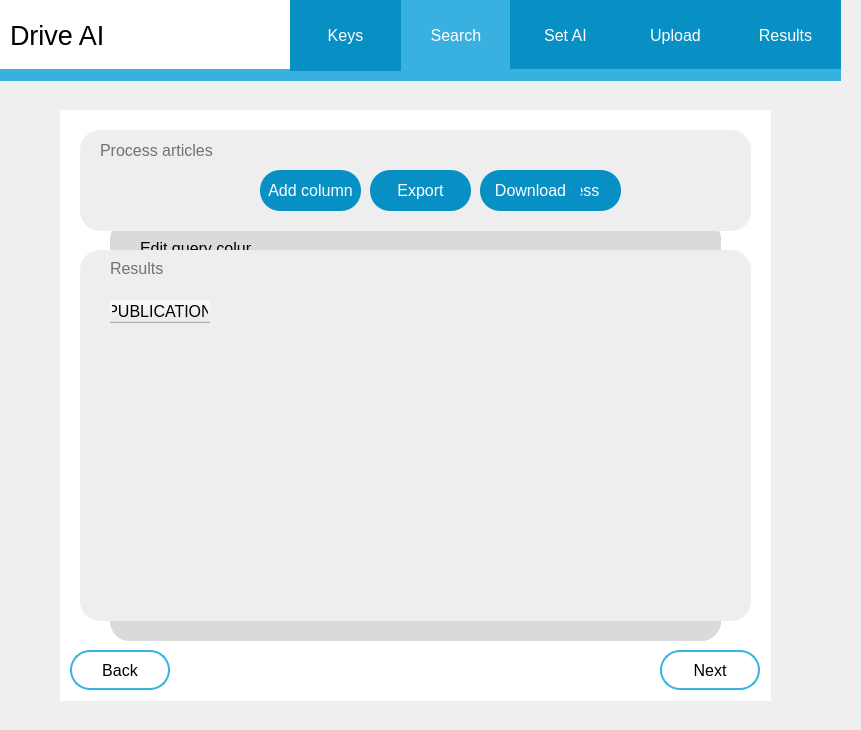
Old version of the form modules/GUI/GUI.ui in the repository Semuca/road-safety-scanner.
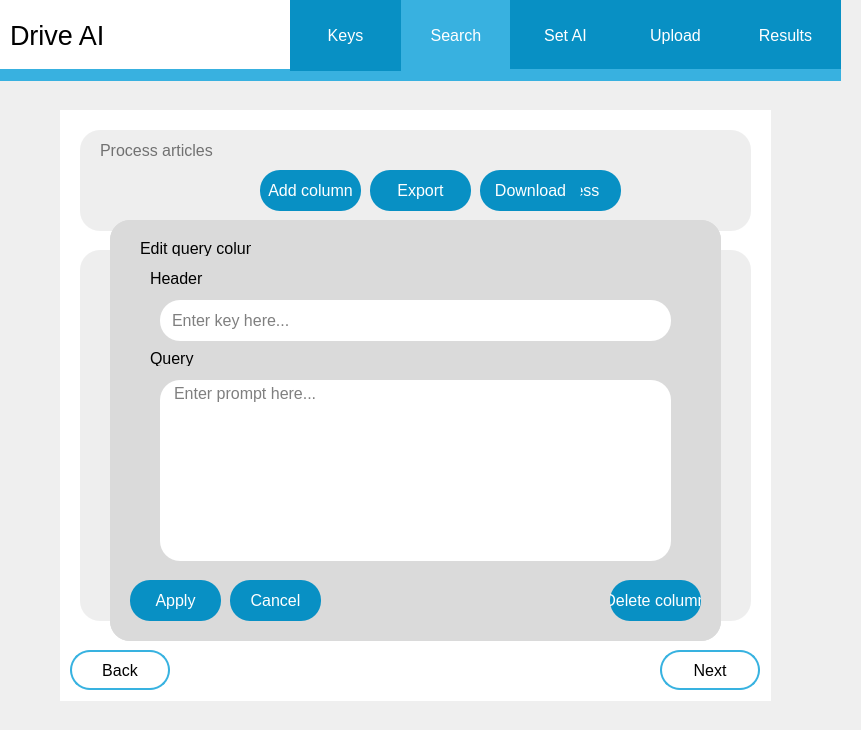
New version of the form.

Commit message: feat(columns): add crud operations for columns

The edit to the form file:
```diff
--- a/modules/GUI/GUI.ui
+++ b/modules/GUI/GUI.ui
@@ -1374,22 +1374,6 @@
 	background-color: rgb(218, 218, 218);
 }</string>
      </property>
-     <widget class="QLabel" name="addColumnLabel">
-      <property name="geometry">
-       <rect>
-        <x>30</x>
-        <y>20</y>
-        <width>121</width>
-        <height>16</height>
-       </rect>
-      </property>
-      <property name="styleSheet">
-       <string notr="true">font: 700 12pt;</string>
-      </property>
-      <property name="text">
-       <string>Add query column</string>
-      </property>
-     </widget>
      <widget class="QPushButton" name="addColumnCancelButton">
       <property name="geometry">
        <rect>
@@ -1433,34 +1417,6 @@
        <bool>true</bool>
       </property>
      </widget>
-     <widget class="QPlainTextEdit" name="addColumnText">
-      <property name="geometry">
-       <rect>
-        <x>50</x>
-        <y>60</y>
-        <width>511</width>
-        <height>281</height>
-       </rect>
-      </property>
-      <property name="cursor" stdset="0">
-       <cursorShape>IBeamCursor</cursorShape>
-      </property>
-      <property name="mouseTracking">
-       <bool>true</bool>
-      </property>
-      <property name="styleSheet">
-       <string notr="true">QPlainTextEdit{
-	background-color: rgb(255, 255, 255);
-	font: 12pt;
-	padding-left: 10px;
-	border-radius: 20px;  
-}
-</string>
-      </property>
-      <property name="placeholderText">
-       <string>Enter prompt here...</string>
-      </property>
-     </widget>
      <widget class="QPushButton" name="addColumnApplyButton">
       <property name="geometry">
        <rect>
@@ -1504,6 +1460,103 @@
        <bool>true</bool>
       </property>
      </widget>
+     <widget class="QLabel" name="addColumnLabel">
+      <property name="geometry">
+       <rect>
+        <x>30</x>
+        <y>20</y>
+        <width>111</width>
+        <height>16</height>
+       </rect>
+      </property>
+      <property name="styleSheet">
+       <string notr="true">font: 700 12pt;</string>
+      </property>
+      <property name="text">
+       <string>Add query column</string>
+      </property>
+     </widget>
+     <widget class="QPlainTextEdit" name="addColumnQueryText">
+      <property name="geometry">
+       <rect>
+        <x>50</x>
+        <y>160</y>
+        <width>511</width>
+        <height>181</height>
+       </rect>
+      </property>
+      <property name="cursor" stdset="0">
+       <cursorShape>IBeamCursor</cursorShape>
+      </property>
+      <property name="mouseTracking">
+       <bool>true</bool>
+      </property>
+      <property name="styleSheet">
+       <string notr="true">QPlainTextEdit{
+	background-color: rgb(255, 255, 255);
+	font: 12pt;
+	padding-left: 10px;
+	border-radius: 20px;  
+}
+</string>
+      </property>
+      <property name="placeholderText">
+       <string>Enter prompt here...</string>
+      </property>
+     </widget>
+     <widget class="QLabel" name="addColumnHeaderLabel">
+      <property name="geometry">
+       <rect>
+        <x>40</x>
+        <y>50</y>
+        <width>111</width>
+        <height>16</height>
+       </rect>
+      </property>
+      <property name="styleSheet">
+       <string notr="true">font: 700 12pt;</string>
+      </property>
+      <property name="text">
+       <string>Header</string>
+      </property>
+     </widget>
+     <widget class="QLineEdit" name="addColumnHeaderEntry">
+      <property name="geometry">
+       <rect>
+        <x>50</x>
+        <y>80</y>
+        <width>511</width>
+        <height>41</height>
+       </rect>
+      </property>
+      <property name="styleSheet">
+       <string notr="true">QLineEdit{
+	background-color: rgb(255, 255, 255);
+	font: 12pt;
+	padding-left: 10px;
+}
+</string>
+      </property>
+      <property name="placeholderText">
+       <string>Enter key here...</string>
+      </property>
+     </widget>
+     <widget class="QLabel" name="addColumnQueryLabel">
+      <property name="geometry">
+       <rect>
+        <x>40</x>
+        <y>130</y>
+        <width>111</width>
+        <height>16</height>
+       </rect>
+      </property>
+      <property name="styleSheet">
+       <string notr="true">font: 700 12pt;</string>
+      </property>
+      <property name="text">
+       <string>Query</string>
+      </property>
+     </widget>
     </widget>
     <widget class="QWidget" name="editColumnPage" native="true">
      <property name="enabled">
@@ -1583,13 +1636,13 @@
        <bool>true</bool>
       </property>
      </widget>
-     <widget class="QPlainTextEdit" name="editColumnText">
+     <widget class="QPlainTextEdit" name="editColumnQueryText">
       <property name="geometry">
        <rect>
         <x>50</x>
-        <y>60</y>
+        <y>160</y>
         <width>511</width>
-        <height>281</height>
+        <height>181</height>
        </rect>
       </property>
       <property name="cursor" stdset="0">
@@ -1697,6 +1750,59 @@
        <bool>true</bool>
       </property>
      </widget>
+     <widget class="QLineEdit" name="editColumnHeaderEntry">
+      <property name="geometry">
+       <rect>
+        <x>50</x>
+        <y>80</y>
+        <width>511</width>
+        <height>41</height>
+       </rect>
+      </property>
+      <property name="styleSheet">
+       <string notr="true">QLineEdit{
+	background-color: rgb(255, 255, 255);
+	font: 12pt;
+	padding-left: 10px;
+}
+</string>
+      </property>
+      <property name="placeholderText">
+       <string>Enter key here...</string>
+      </property>
+     </widget>
+     <widget class="QLabel" name="editColumnHeaderLabel">
+      <property name="geometry">
+       <rect>
+        <x>40</x>
+        <y>50</y>
+        <width>111</width>
+        <height>16</height>
+       </rect>
+      </property>
+      <property name="styleSheet">
+       <string notr="true">font: 700 12pt;</string>
+      </property>
+      <property name="text">
+       <string>Header</string>
+      </property>
+     </widget>
+     <widget class="QLabel" name="editColumnQueryLabel">
+      <property name="geometry">
+       <rect>
+        <x>40</x>
+        <y>130</y>
+        <width>111</width>
+        <height>16</height>
+       </rect>
+      </property>
+      <property name="styleSheet">
+       <string notr="true">font: 700 12pt;</string>
+      </property>
+      <property name="text">
+       <string>Query</string>
+      </property>
+     </widget>
     </widget>
     <widget class="QWidget" name="setFiltersOption" native="true">
      <property name="geometry">
@@ -1948,6 +2054,10 @@
       </column>
      </widget>
     </widget>
+    <zorder>setFiltersOption</zorder>
+    <zorder>resultsList</zorder>
+    <zorder>addColumnPage</zorder>
+    <zorder>editColumnPage</zorder>
    </widget>
   </widget>
   <widget class="QPushButton" name="backButton">
```
The commit also changes 2 other files.
